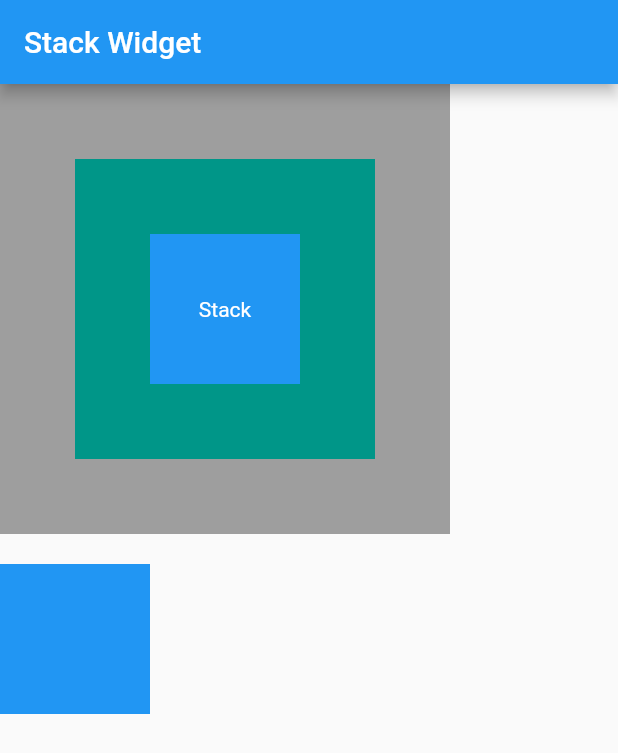
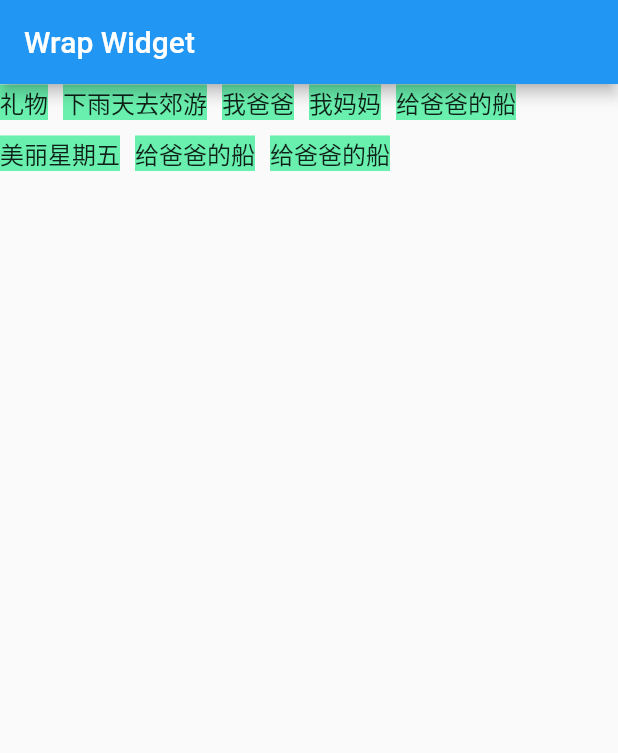
Before and after one commit to SeptemberMaples/study-section, a Flutter app: the screen it shows after launch, on a phone screen of 412 x 824 dp. Shown: the top 753 px of the screen. Run offline on Flutter 3.47's test engine with Material 2 defaults, Android fonts, the phone set to English and light mode, and no system bars.

Commit message:
flutter Wrap widget

```diff
--- /dev/null
+++ b/flutter_study/lib/flutter_07/wrap_widget.dart
@@ -0,0 +1,82 @@
+import 'package:flutter/material.dart';
+
+class WrapWidgetSample extends StatefulWidget {
+  WrapWidgetSample({Key key}) : super(key: key);
+
+  _WrapWidgetSampleState createState() => _WrapWidgetSampleState();
+}
+
+class _WrapWidgetSampleState extends State<WrapWidgetSample> {
+  @override
+  Widget build(BuildContext context) {
+    return Scaffold(
+      appBar: AppBar(
+        title: Text('Wrap Widget'),
+        primary: true,
+      ),
+      // Wrap 布局，子元素自动换行
+      body: Wrap(
+        spacing: 10.0,
+        runSpacing: 10.0,
+        children: <Widget>[
+          Text(
+            '礼物',
+            style: TextStyle(
+              backgroundColor: Colors.greenAccent,
+              fontSize: 16
+            )
+          ),
+          Text(
+            '下雨天去郊游',
+            style: TextStyle(
+              backgroundColor: Colors.greenAccent,
+              fontSize: 16
+            )
+          ),
+          Text(
+            '我爸爸',
+            style: TextStyle(
+              backgroundColor: Colors.greenAccent,
+              fontSize: 16
+            )
+          ),
+          Text(
+            '我妈妈',
+            style: TextStyle(
+              backgroundColor: Colors.greenAccent,
+              fontSize: 16
+            )
+          ),
+          Text(
+            '给爸爸的船',
+            style: TextStyle(
+              backgroundColor: Colors.greenAccent,
+              fontSize: 16
+            )
+          ),
+          Text(
+            '美丽星期五',
+            style: TextStyle(
+              backgroundColor: Colors.greenAccent,
+              fontSize: 16
+            )
+          ),
+          Text(
+            '给爸爸的船',
+            style: TextStyle(
+              backgroundColor: Colors.greenAccent,
+              fontSize: 16
+            )
+          ),
+          Text(
+            '给爸爸的船',
+            style: TextStyle(
+              backgroundColor: Colors.greenAccent,
+              fontSize: 16
+            )
+          ),
+        ],
+      ),
+    );
+  }
+}
--- a/flutter_study/lib/main.dart
+++ b/flutter_study/lib/main.dart
@@ -9,7 +9,8 @@ import 'package:flutter/material.dart';
 // import 'flutter_05/form_widget.dart';
 // import 'flutter_06/row_widget_sample.dart';
 // import 'flutter_06/flex_widget.dart';
-import 'flutter_06/stack_widget.dart';
+// import 'flutter_06/stack_widget.dart';
+import 'flutter_07/wrap_widget.dart';
 
 void main() => runApp(MyApp());
 
@@ -31,7 +32,7 @@ class MyApp extends StatelessWidget {
         // is not restarted.
         primarySwatch: Colors.blue,
       ),
-      home: StackWidgetSample() //MyHomePage(title: 'Flutter Demo Home Page'),
+      home: WrapWidgetSample() //MyHomePage(title: 'Flutter Demo Home Page'),
     );
   }
 }
```
